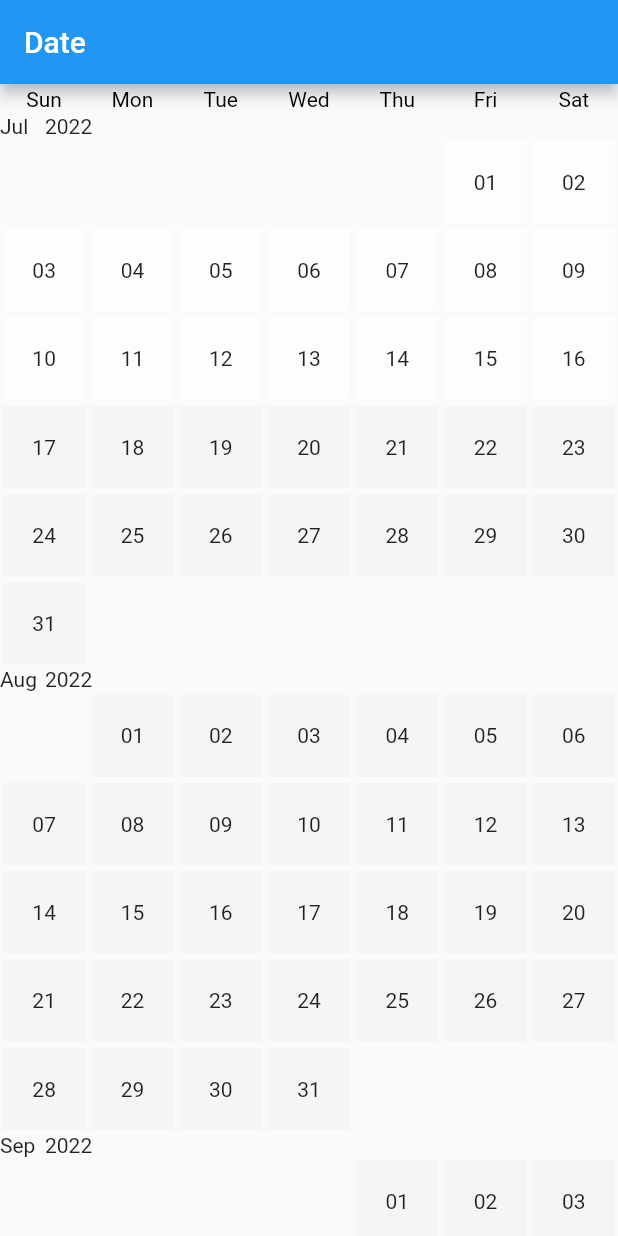
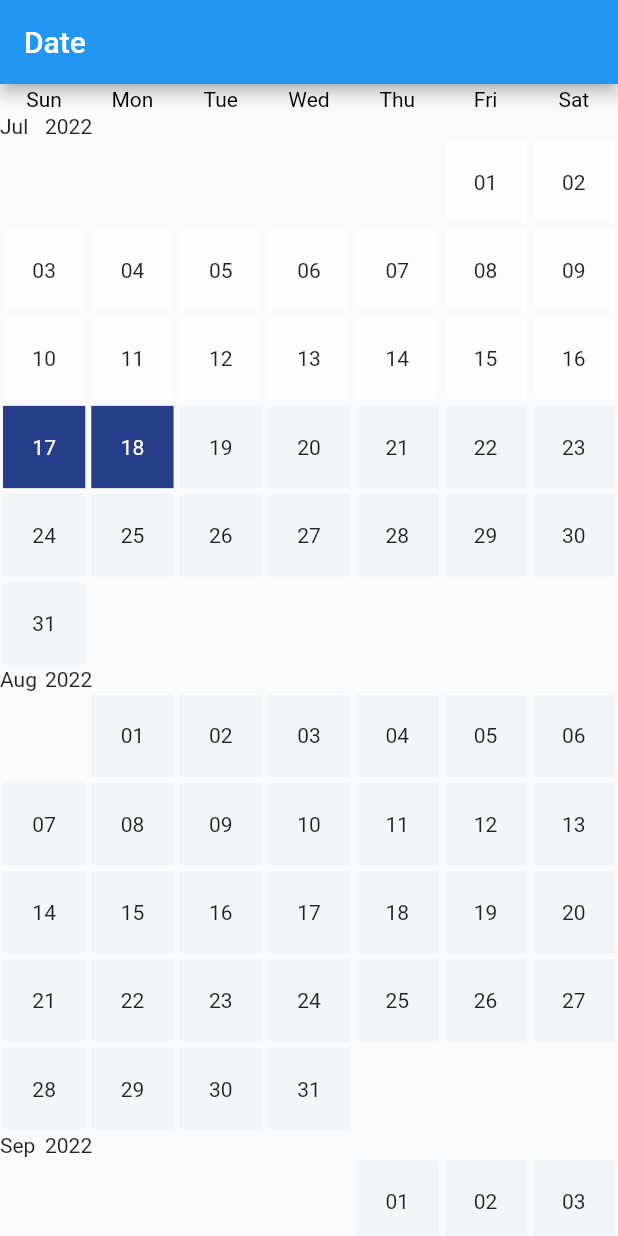
Before and after one commit to sakib1838/CustomDatePicker, a Flutter app: the screen it shows after launch, on a phone screen of 412 x 824 dp. Run offline on Flutter 3.47's test engine with Material 2 defaults, Android fonts, the phone set to English and light mode, and no system bars.

Commit message:
date range selection

```diff
--- a/lib/listofdates.dart
+++ b/lib/listofdates.dart
@@ -3,8 +3,11 @@ import 'package:intl/intl.dart';
 import 'package:testdate/AppColors.dart';
 
 class DateList extends StatefulWidget {
-  const DateList({Key? key,required this.dateTime}) : super(key: key);
+  const DateList({Key? key,required this.dateTime,required this.startDate,required this.endDate,required this.selectedDate}) : super(key: key);
   final DateTime dateTime;
+  final DateTime? startDate;
+  final DateTime? endDate;
+  final Function(DateTime)? selectedDate;
 
   @override
   State<DateList> createState() => _DateListState();
@@ -33,16 +36,22 @@ class _DateListState extends State<DateList> {
   int? today;
   int? weekday;
 
+  DateTime? startDate;
+  DateTime? endDate;
+
   @override
   void initState() {
     // TODO: implement initState
     super.initState();
     WidgetsBinding.instance!.addPostFrameCallback((timeStamp) async{
+      startDate=widget.startDate;
+      endDate=widget.endDate;
       today = int.parse(DateFormat('dd').format(todayDate));
       print("todayDate:${todayDate.millisecondsSinceEpoch}");
       now = widget.dateTime;
       weekday = now!.weekday;
       var totalDays = daysInMonth(now!);
+
 
       List<DateTime?> listOfDates,listOfDates1;
       listOfDates = new List<DateTime?>.generate(weekday!, (index) => null);
@@ -63,6 +72,8 @@ class _DateListState extends State<DateList> {
   }
   @override
   Widget build(BuildContext context) {
+    startDate = widget.startDate;
+    endDate= widget.endDate;
     return Container(
       //height: 400,
       child: GridView.builder(
@@ -74,13 +85,52 @@ class _DateListState extends State<DateList> {
          // print("small or not ${dateTimes[index]!=null?(dateTimes[index]!.difference(todayDate).inDays):""} ${dateTimes[index]!.millisecondsSinceEpoch} ${todayDate.millisecondsSinceEpoch} ${dateTimes[index]} ${todayDate} ");
         return Visibility(
           visible: dateTimes[index]!=null?true:false,
-          child: Container(
-            margin: EdgeInsets.all(2.0),
-            color:dateTimes[index]!=null?(todayDate.difference(dateTimes[index]!).inDays>0?HexColor(AppColors.whiteColor).withOpacity(0.5):HexColor(AppColors.deshiTextColor2)):HexColor(AppColors.backgroundColor),
-            child: Center(child: Text(dateTimes[index]!=null?"${DateFormat("dd").format(dateTimes[index]!)}":"")),
+          child: InkWell(
+            onTap: (){
+
+              widget.selectedDate!(dateTimes[index]!);
+
+              // if(endDate!=null){
+              //   startDate = dateTimes[index];
+              //   endDate=null;
+              //   setState(() {
+              //
+              //   });
+              //   print("StartDate: $startDate  endDate: $endDate   caldate: ${dateTimes[index]}");
+              // }
+              // else{
+              //   endDate =dateTimes[index];
+              //   setState(() {
+              //
+              //   });
+              //   print("StartDate: $startDate  endDate: $endDate   caldate: ${dateTimes[index]}");
+              // }
+            },
+            child: Container(
+              margin: EdgeInsets.all(2.0),
+              color:dateTimes[index]!=null?(todayDate.difference(dateTimes[index]!).inDays>0?HexColor(AppColors.whiteColor).withOpacity(0.5):
+              startDate!.getDateOnly()== dateTimes[index]!.getDateOnly()?HexColor(AppColors.primaryColor) :endDate!=null?endDate!.getDateOnly()==dateTimes[index]!.getDateOnly()?HexColor(AppColors.primaryColor):HexColor(AppColors.deshiTextColor2)
+                  :HexColor(AppColors.deshiTextColor2)
+              ) :HexColor(AppColors.backgroundColor),
+              child: Center(child: Text(dateTimes[index]!=null?"${DateFormat("dd").format(dateTimes[index]!)}":"",style: TextStyle(
+               color:dateTimes[index]!=null?(todayDate.difference(dateTimes[index]!).inDays>0?null:
+              startDate!.getDateOnly()== dateTimes[index]!.getDateOnly()?Colors.white :endDate!=null?endDate!.getDateOnly()==dateTimes[index]!.getDateOnly()?Colors.white:null:null
+              ) :null,
+              ),)),
+            ),
           ),
         );
       },itemCount: dateTimes.length,),
     );
   }
+
+
+
+
 }
+
+extension MyDateExtension on DateTime {
+  DateTime getDateOnly(){
+    return DateTime(this.year, this.month, this.day);
+  }
+}
--- a/lib/listofmonth.dart
+++ b/lib/listofmonth.dart
@@ -21,7 +21,8 @@ class _AllDataState extends State<AllData> {
   DateTime start= DateTime.now();
   DateTime end = DateTime(DateTime.now().year+1,DateTime.now().month+1);
 
-
+  DateTime? startDate= DateTime.now();
+  DateTime? endDate = DateTime.now().add(Duration(days: 1));
 
   List<MonthAndYear> months =[];
   List<DateTime> date=[];
@@ -96,10 +97,32 @@ class _AllDataState extends State<AllData> {
                     height: MediaQuery.of(context).size.height,
                     child: ListView.builder(
                       itemBuilder: (context, index) {
+                        print("${months[index]}    ${DateTime(months[index].year,months[index].month)}");
                       return Container(child: Column(
                         children: [
                           Heading(monthAndYear: months[index],),
-                          DateList(dateTime: DateTime(months[index].year,months[index].month))
+                          DateList(dateTime: DateTime(months[index].year,months[index].month), startDate: startDate,endDate: endDate, selectedDate: (selectedDate ) {
+                            print("selectedDate:$selectedDate");
+                            if(endDate!=null){
+                              startDate = selectedDate;
+                              endDate=null;
+                              setState(() {
+
+                              });
+                              print("StartDate: $startDate  endDate: $endDate   caldate: $selectedDate");
+                            }
+                            else{
+                              endDate =selectedDate;
+                              setState(() {
+
+                              });
+                              print("StartDate: $startDate  endDate: $endDate   caldate: $selectedDate");
+                            }
+
+                            setState(() {
+
+                            });
+                          },)
                         ],
                       ));
                     },itemCount: months.length,),
```
